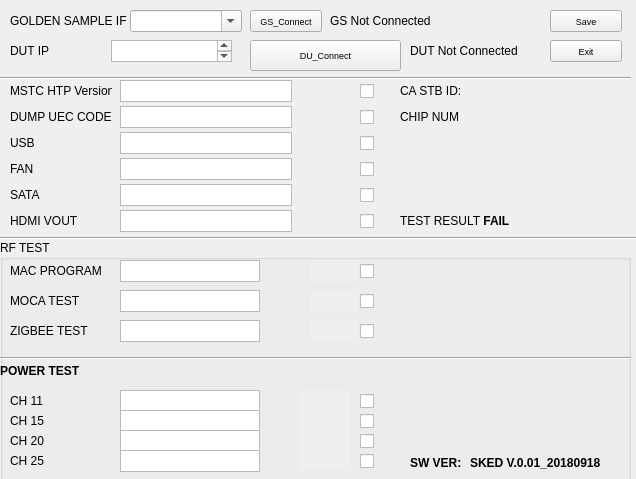
gpsri/rftest, file rftest.ui: the form before one commit.
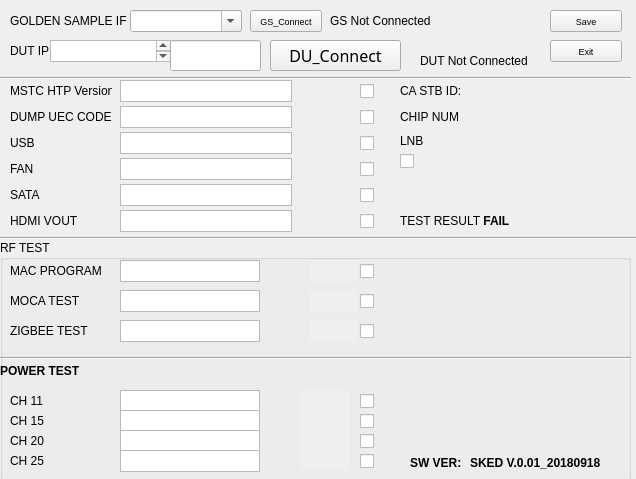
The form after the commit.

Commit message: [Add]barcode scanner trigger

```diff
--- a/rftest.ui
+++ b/rftest.ui
@@ -111,15 +111,16 @@
   <widget class="QPushButton" name="buttonDutConnect">
    <property name="geometry">
     <rect>
-     <x>250</x>
+     <x>270</x>
      <y>40</y>
-     <width>151</width>
+     <width>131</width>
      <height>31</height>
     </rect>
    </property>
    <property name="font">
     <font>
-     <pointsize>7</pointsize>
+     <family>Agency FB</family>
+     <pointsize>12</pointsize>
     </font>
    </property>
    <property name="text">
@@ -162,7 +163,7 @@
   <widget class="QTextEdit" name="dutIpAddressText">
    <property name="geometry">
     <rect>
-     <x>111</x>
+     <x>50</x>
      <y>40</y>
      <width>121</width>
      <height>22</height>
@@ -1397,8 +1398,8 @@
   <widget class="QLabel" name="dutConnectionLabel">
    <property name="geometry">
     <rect>
-     <x>410</x>
-     <y>40</y>
+     <x>420</x>
+     <y>50</y>
      <width>128</width>
      <height>21</height>
     </rect>
@@ -1525,6 +1526,82 @@
     <string/>
    </property>
   </widget>
+  <widget class="QLineEdit" name="widlineEdit">
+   <property name="geometry">
+    <rect>
+     <x>170</x>
+     <y>40</y>
+     <width>91</width>
+     <height>31</height>
+    </rect>
+   </property>
+  </widget>
+  <widget class="QLabel" name="lnblabel">
+   <property name="geometry">
+    <rect>
+     <x>400</x>
+     <y>130</y>
+     <width>102</width>
+     <height>22</height>
+    </rect>
+   </property>
+   <property name="font">
+    <font>
+     <pointsize>9</pointsize>
+    </font>
+   </property>
+   <property name="text">
+    <string>LNB</string>
+   </property>
+  </widget>
+  <widget class="QCheckBox" name="checkBoxlnb">
+   <property name="geometry">
+    <rect>
+     <x>400</x>
+     <y>150</y>
+     <width>73</width>
+     <height>22</height>
+    </rect>
+   </property>
+   <property name="text">
+    <string/>
+   </property>
+  </widget>
+  <widget class="QLabel" name="lnbresult">
+   <property name="geometry">
+    <rect>
+     <x>450</x>
+     <y>140</y>
+     <width>48</width>
+     <height>22</height>
+    </rect>
+   </property>
+   <property name="font">
+    <font>
+     <pointsize>9</pointsize>
+     <weight>75</weight>
+     <bold>true</bold>
+    </font>
+   </property>
+   <property name="autoFillBackground">
+    <bool>true</bool>
+   </property>
+   <property name="text">
+    <string/>
+   </property>
+   <property name="scaledContents">
+    <bool>false</bool>
+   </property>
+   <property name="wordWrap">
+    <bool>true</bool>
+   </property>
+   <property name="margin">
+    <number>1</number>
+   </property>
+   <property name="indent">
+    <number>0</number>
+   </property>
+  </widget>
  </widget>
  <resources/>
  <connections>
```
The commit also changes 2 other files.
